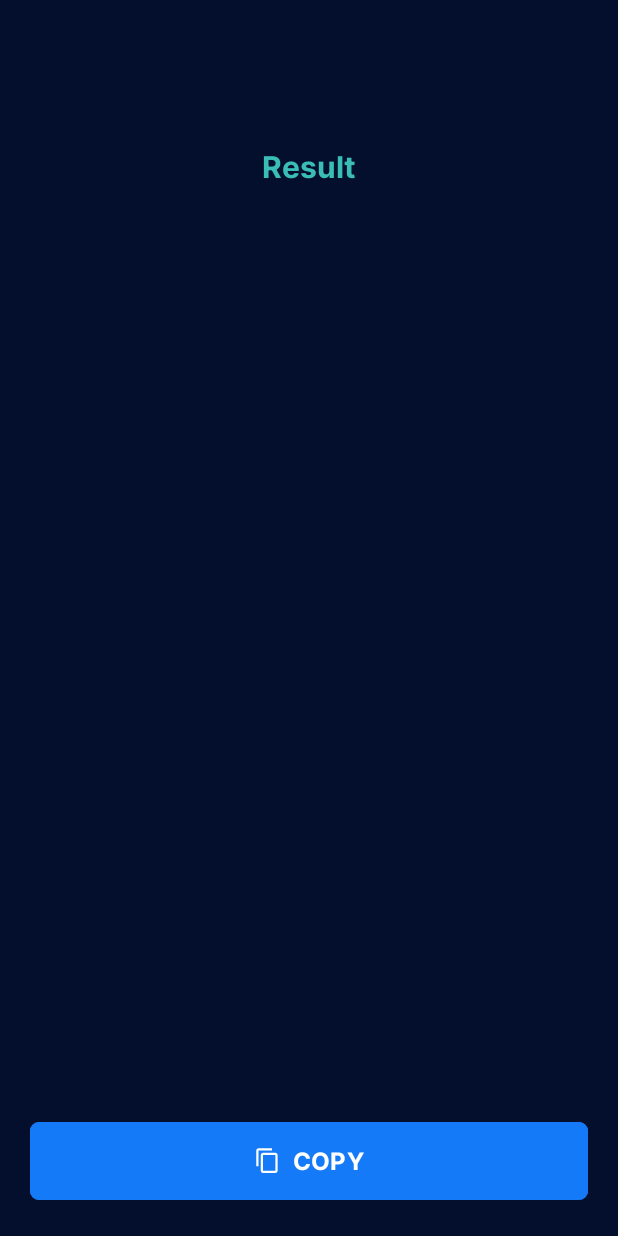
After one commit to MohamedElattar22/Hash_Generator, an Android app: the ResultActivity screen opened directly, with no data from a screen before it, on a phone screen of 412 x 824 dp. The commit adds this screen. Run offline under Robolectric (Android 15) with nearby library versions, the phone set to English and light mode, and no system bars; libraries missing offline, so code that uses them is left out: org.aviran.cookiebar2.

Commit message:
adding shared Preferences and Result Activity

```diff
--- a/app/build.gradle.kts
+++ b/app/build.gradle.kts
@@ -47,4 +47,7 @@ dependencies {
     testImplementation("junit:junit:4.13.2")
     androidTestImplementation("androidx.test.ext:junit:1.1.5")
     androidTestImplementation("androidx.test.espresso:espresso-core:3.5.1")
+
+    implementation ("org.aviran.cookiebar2:cookiebar2:1.1.4")
+
 }
--- a/app/src/main/AndroidManifest.xml
+++ b/app/src/main/AndroidManifest.xml
@@ -13,7 +13,10 @@
         android:theme="@style/Theme.Hash_test"
         tools:targetApi="31">
         <activity
-            android:name=".Hash_Generate_Activity"
+            android:name=".ResultActivity"
+            android:exported="false" />
+        <activity
+            android:name=".HashGenerateActivity"
             android:exported="false" />
         <activity
             android:name=".SplashScreen"
--- /dev/null
+++ b/app/src/main/java/com/mobjoy/hash_test/ResultActivity.kt
@@ -0,0 +1,57 @@
+package com.mobjoy.hash_test
+
+import android.content.ClipData
+import android.content.ClipboardManager
+import android.content.Context
+import androidx.appcompat.app.AppCompatActivity
+import android.os.Bundle
+import android.widget.Toast
+import com.mobjoy.hash_test.databinding.ActivityResultBinding
+import org.aviran.cookiebar2.CookieBar
+import java.net.CookieHandler
+
+class ResultActivity : AppCompatActivity() {
+    private lateinit var binding: ActivityResultBinding
+    override fun onCreate(savedInstanceState: Bundle?) {
+        super.onCreate(savedInstanceState)
+        binding = ActivityResultBinding.inflate(layoutInflater)
+        setContentView(binding.root)
+
+          saveHash()
+
+
+    }
+
+    private fun saveHash() {
+        val sharedPreferences = getSharedPreferences("hash", Context.MODE_PRIVATE)
+        val hash = sharedPreferences.getString("hash", "")
+        binding.Result.text = hash
+
+        binding.btnCopy.setOnClickListener {
+            copyToClipboard(hash.toString())
+            showCookieBar()
+        }
+    }
+
+
+
+
+
+    private fun copyToClipboard(textToCopy: String) {
+        val clipboardManager = getSystemService(Context.CLIPBOARD_SERVICE) as ClipboardManager
+        val clipData = ClipData.newPlainText("label", textToCopy)
+        clipboardManager.setPrimaryClip(clipData)
+
+    }
+    private fun showCookieBar(){
+        CookieBar.build(this)
+            .setTitle("Copied")
+            .setBackgroundColor(R.color.light_blue)
+            .setTitleColor(R.color.white)
+            .setDuration(2000)
+            .setEnableAutoDismiss(true)
+            .setCookiePosition(CookieBar.TOP)
+            .show()
+    }
+
+}
--- a/app/src/main/java/com/mobjoy/hash_test/SplashScreen.kt
+++ b/app/src/main/java/com/mobjoy/hash_test/SplashScreen.kt
@@ -22,7 +22,7 @@ class SplashScreen : AppCompatActivity() {
 
     private fun startSplash() {
         Handler(Looper.getMainLooper()).postDelayed({
-            val intent = Intent(this , Hash_Generate_Activity ::class.java)
+            val intent = Intent(this , HashGenerateActivity ::class.java)
             startActivity(intent)
             finish()
         },2500)
--- /dev/null
+++ b/app/src/main/res/drawable/ic_copy.xml
@@ -0,0 +1,5 @@
+<vector android:height="24dp" android:tint="#ffffff"
+    android:viewportHeight="24" android:viewportWidth="24"
+    android:width="24dp" xmlns:android="http://schemas.android.com/apk/res/android">
+    <path android:fillColor="@android:color/white" android:pathData="M16,1L4,1c-1.1,0 -2,0.9 -2,2v14h2L4,3h12L16,1zM19,5L8,5c-1.1,0 -2,0.9 -2,2v14c0,1.1 0.9,2 2,2h11c1.1,0 2,-0.9 2,-2L21,7c0,-1.1 -0.9,-2 -2,-2zM19,21L8,21L8,7h11v14z"/>
+</vector>
--- /dev/null
+++ b/app/src/main/res/layout/activity_result.xml
@@ -0,0 +1,56 @@
+<?xml version="1.0" encoding="utf-8"?>
+<androidx.constraintlayout.widget.ConstraintLayout xmlns:android="http://schemas.android.com/apk/res/android"
+    xmlns:app="http://schemas.android.com/apk/res-auto"
+    xmlns:tools="http://schemas.android.com/tools"
+    android:layout_width="match_parent"
+    android:layout_height="match_parent"
+    android:background="@color/dark_blue"
+    tools:context=".ResultActivity">
+
+    <TextView
+        android:id="@+id/title"
+        android:layout_width="wrap_content"
+        android:layout_height="wrap_content"
+        android:layout_marginStart="16dp"
+        android:layout_marginEnd="16dp"
+        android:layout_marginTop="96dp"
+        android:fontFamily="@font/bold"
+        android:text="@string/result"
+        android:textColor="@color/main_green"
+        android:textSize="20sp"
+        app:layout_constraintEnd_toEndOf="parent"
+        app:layout_constraintStart_toStartOf="parent"
+        app:layout_constraintTop_toTopOf="parent" />
+
+    <TextView
+        android:id="@+id/Result"
+        android:layout_width="wrap_content"
+        android:layout_height="wrap_content"
+        android:layout_margin="16dp"
+        android:fontFamily="@font/semi_bold"
+        android:padding="14dp"
+        android:textColor="@color/main_green"
+        android:textSize="14dp"
+        app:layout_constraintEnd_toEndOf="@+id/title"
+        app:layout_constraintStart_toStartOf="@+id/title"
+        app:layout_constraintTop_toBottomOf="@+id/title" />
+
+    <com.google.android.material.button.MaterialButton
+        android:id="@+id/btnCopy"
+        android:layout_width="match_parent"
+        android:layout_height="60dp"
+        android:layout_margin="20dp"
+        android:backgroundTint="@color/light_blue"
+        android:fontFamily="@font/bold"
+        android:text="Copy"
+        android:textAllCaps="true"
+        android:textSize="16sp"
+        app:cornerRadius="6dp"
+        app:icon="@drawable/ic_copy"
+        app:iconGravity="textStart"
+        app:layout_constraintBottom_toBottomOf="parent"
+        app:layout_constraintEnd_toEndOf="parent"
+        app:layout_constraintStart_toStartOf="parent">
+
+    </com.google.android.material.button.MaterialButton>
+</androidx.constraintlayout.widget.ConstraintLayout>
--- a/app/src/main/res/values/strings.xml
+++ b/app/src/main/res/values/strings.xml
@@ -4,6 +4,7 @@
     <string name="hash_generator">HASH \n GENERATOR</string>
     <string name="hint">hint</string>
     <string name="enter_your_text">Enter your text</string>
+    <string name="result">Result</string>
     <string-array name="hash_algorithms">
         <item>SHA-256</item>
         <item>SHA-512</item>
--- a/build.gradle.kts
+++ b/build.gradle.kts
@@ -1,5 +1,5 @@
 // Top-level build file where you can add configuration options common to all sub-projects/modules.
 plugins {
-    id("com.android.application") version "8.2.0" apply false
+    id("com.android.application") version "8.1.0" apply false
     id("org.jetbrains.kotlin.android") version "1.9.10" apply false
 }
```
Also changed, not shown: app/src/main/java/com/mobjoy/hash_test/HashGenerateActivity.kt (added, +76 -0 lines), app/src/main/java/com/mobjoy/hash_test/Hash_Generate_Activity.kt (deleted, +0 -62 lines), app/src/main/res/layout/activity_hash_generate.xml (+1 -14 lines).
